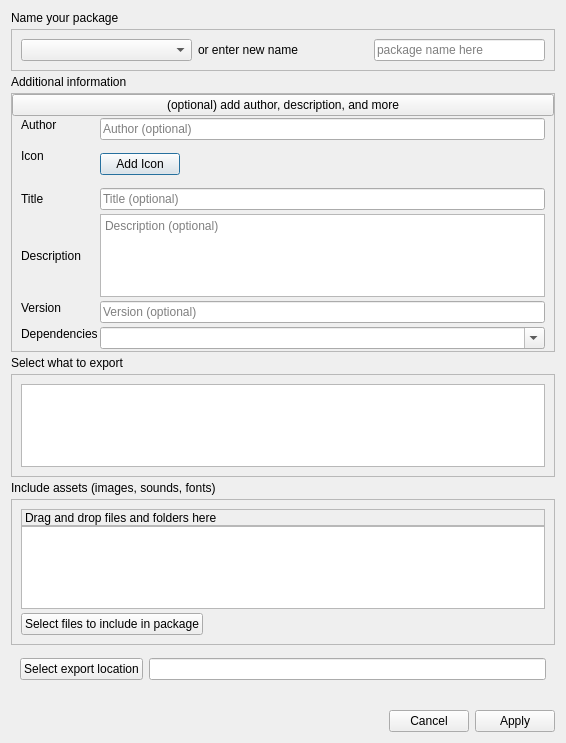
First picture: the form in src/ui/dlgPackageExporter.ui, repository Edru2/Mudlet, before the edit.
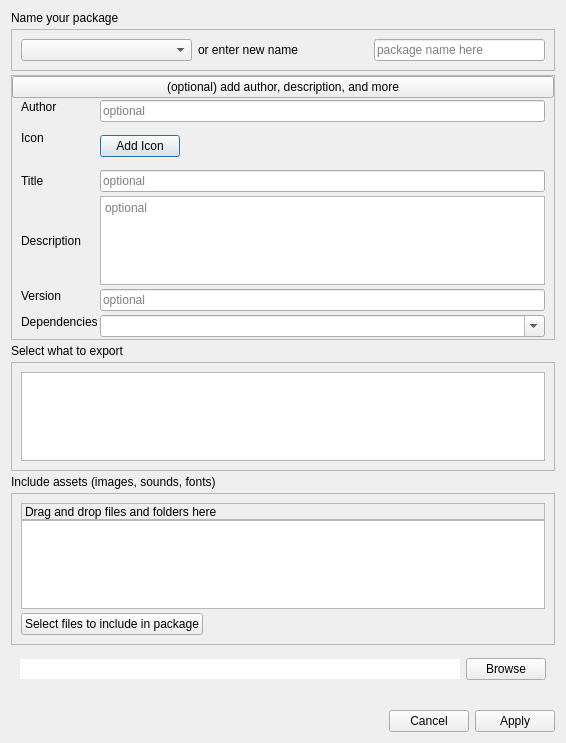
Second picture: the form after the edit.

The edit to the form file:
```diff
--- a/src/ui/dlgPackageExporter.ui
+++ b/src/ui/dlgPackageExporter.ui
@@ -96,19 +96,6 @@
      </layout>
     </widget>
    </item>
-   <item>
-    <widget class="QLabel" name="label_3">
-     <property name="sizePolicy">
-      <sizepolicy hsizetype="Preferred" vsizetype="Fixed">
-       <horstretch>0</horstretch>
-       <verstretch>0</verstretch>
-      </sizepolicy>
-     </property>
-     <property name="text">
-      <string>Additional information</string>
-     </property>
-    </widget>
-   </item>
    <item>
     <widget class="QFrame" name="frame_2">
      <property name="sizePolicy">
@@ -204,7 +191,7 @@
             <enum>Qt::StrongFocus</enum>
            </property>
            <property name="placeholderText">
-            <string>Author (optional)</string>
+            <string>optional</string>
            </property>
           </widget>
          </item>
@@ -273,7 +260,7 @@
          <item row="2" column="1">
           <widget class="QLineEdit" name="Title">
            <property name="placeholderText">
-            <string>Title (optional)</string>
+            <string>optional</string>
            </property>
           </widget>
          </item>
@@ -299,7 +286,7 @@
             <bool>true</bool>
            </property>
            <property name="placeholderText">
-            <string>Description (optional)</string>
+            <string>optional</string>
            </property>
           </widget>
          </item>
@@ -322,7 +309,7 @@
          <item row="4" column="1">
           <widget class="QLineEdit" name="Version">
            <property name="placeholderText">
-            <string>Version (optional)</string>
+            <string>optional</string>
            </property>
           </widget>
          </item>
@@ -388,12 +375,6 @@
      <layout class="QVBoxLayout" name="verticalLayout_5">
       <item>
        <widget class="QTreeWidget" name="treeWidget">
-        <property name="sizePolicy">
-         <sizepolicy hsizetype="Minimum" vsizetype="Maximum">
-          <horstretch>0</horstretch>
-          <verstretch>0</verstretch>
-         </sizepolicy>
-        </property>
         <attribute name="headerVisible">
          <bool>false</bool>
         </attribute>
@@ -509,16 +490,19 @@
     <widget class="QWidget" name="widget" native="true">
      <layout class="QGridLayout" name="gridLayout">
       <item row="1" column="1">
-       <widget class="QLineEdit" name="filePath">
+       <widget class="QLineEdit" name="lineEdit_filePath">
+        <property name="frame">
+         <bool>false</bool>
+        </property>
         <property name="readOnly">
          <bool>true</bool>
         </property>
        </widget>
       </item>
-      <item row="1" column="0">
+      <item row="1" column="2">
        <widget class="QPushButton" name="packageLocation">
         <property name="text">
-         <string>Select export location</string>
+         <string>Browse</string>
         </property>
        </widget>
       </item>
```
Left out of the diff: 3 changed lines with no effect on the pictures.
